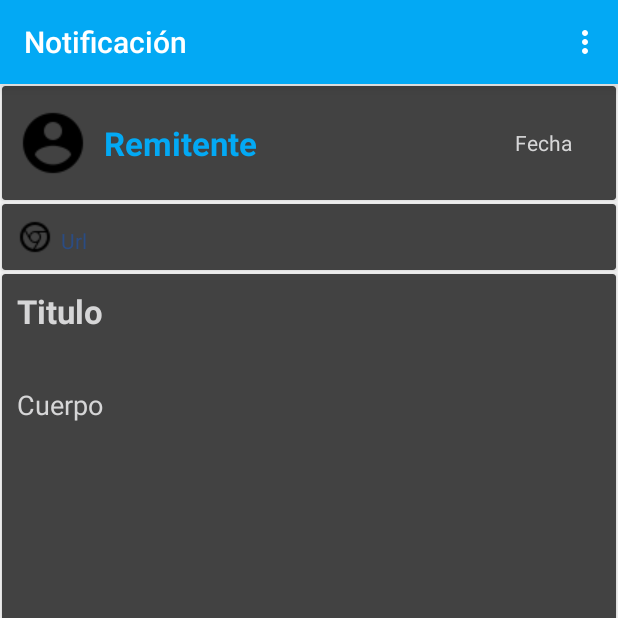
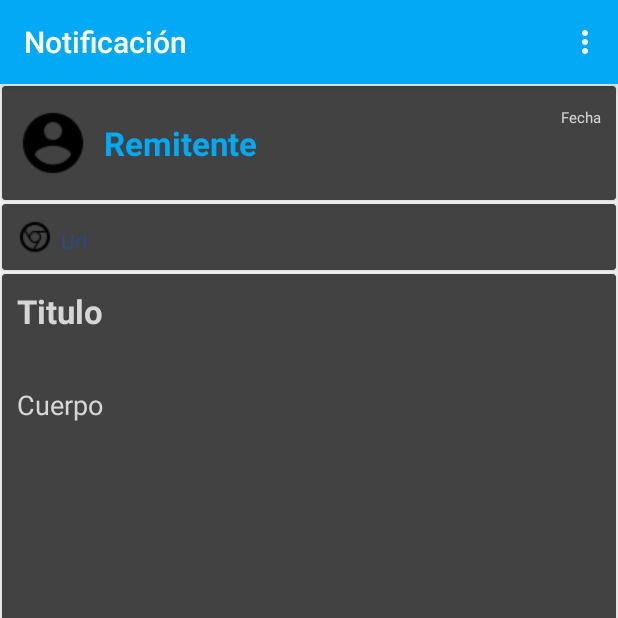
Before and after one commit to jamsac2012/Ubiquo-App, an Android app: the Msg_Activity screen opened directly, with no data from a screen before it, on a phone screen of 412 x 824 dp, the top half of it. Run offline under Robolectric (Android 15) with nearby library versions, the phone set to English and light mode, and no system bars; 5 statements that could not run were skipped.

Commit message:
21 Refactor:  Msg_Activity
La URL que ya funcionaba de forma estatica, tuvo cambios de
apariencia y funcionalidad, puesto que ya abre la url desde
el bundle hacia el browser por defecto del movil.

```diff
--- a/app/src/main/java/la/applica/ubiquo/MainActivity.java
+++ b/app/src/main/java/la/applica/ubiquo/MainActivity.java
@@ -134,7 +134,6 @@ public class MainActivity extends AppCompatActivity{
         Intent i = new Intent(this, Msg_Activity.class);
         i.putExtras(bundle);
         startActivity(i);
-        finish();
     }
 
     @Override
--- a/app/src/main/java/la/applica/ubiquo/Msg_Activity.java
+++ b/app/src/main/java/la/applica/ubiquo/Msg_Activity.java
@@ -42,7 +42,8 @@ public class Msg_Activity extends AppCompatActivity {
     }
 
     public void navegar(View v){
-        String url= "http:totalsip.net";
+        Bundle bundle = getIntent().getExtras();
+        String url = bundle.getString("url");
         Intent i = new Intent(Intent.ACTION_VIEW);
         i.setData(Uri.parse(url));
         startActivity(i);
--- a/app/src/main/res/layout/activity_msg_.xml
+++ b/app/src/main/res/layout/activity_msg_.xml
@@ -53,13 +53,12 @@
                     android:layout_height="wrap_content"
                     android:textAppearance="?android:attr/textAppearanceSmall"
                     android:text="Fecha"
+                    android:textSize="10dp"
                     android:textColor="@color/abc_input_method_navigation_guard"
                     android:id="@+id/tv_msg_fecha"
-                    android:layout_centerVertical="true"
+                    android:layout_alignTop="@+id/img_avatar"
                     android:layout_alignParentRight="true"
-                    android:layout_alignParentEnd="true"
-                    android:layout_marginRight="19dp"
-                    android:layout_marginEnd="19dp" />
+                    android:layout_alignParentEnd="true" />
 
         </RelativeLayout>
 
```
